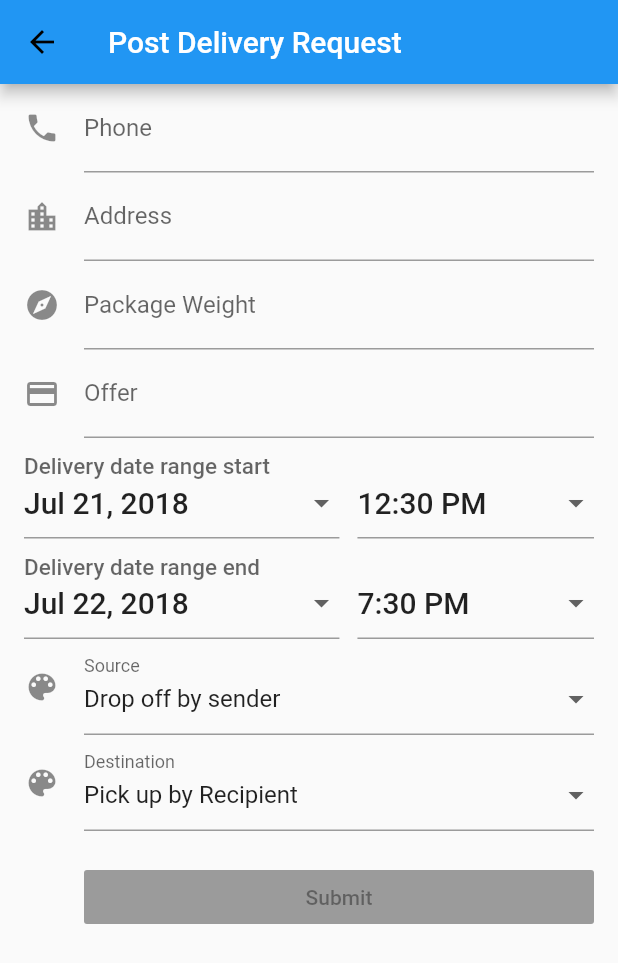
After one commit to benqethan/twopoints, a Flutter app: the RequestPoster screen opened directly, on a phone screen of 412 x 824 dp. The commit adds this screen. Shown: the top 963 px of the screen. Run offline on Flutter 3.47's test engine with Material 2 defaults, Android fonts, the phone set to English and light mode, and no system bars; our stand-ins replace cached_network_image, firebase_analytics, firebase_auth, firebase_database, firebase_storage, font_awesome_flutter and 3 more; missing offline and left inert: geolocation; accounts and stored records are empty.

Commit message:
init commit for new request

```diff
--- a/lib/main.dart
+++ b/lib/main.dart
@@ -1,6 +1,6 @@
 import 'package:flutter/material.dart';
 import 'request.dart';
-import 'upload_page.dart';
+import 'request_poster.dart';
 import 'dart:async';
 import 'package:google_sign_in/google_sign_in.dart';
 import 'package:firebase_auth/firebase_auth.dart';
@@ -240,10 +240,10 @@ class _HomePageState extends State<HomePage> {
                 new Container(color: Colors.white, child: new SearchPage()),
                 new Container(
                   color: Colors.white,
-                  child: new Uploader(),
+                  child: new RequestPoster(),
                 ),
                 new Container(
-                    color: Colors.white, child: new ActivityFeedPage()),
+                    color: Colors.white, child: new PackageTrackingPage()),
                 new Container(
                     color: Colors.white,
                     child: new ProfilePage(
--- a/lib/pacakge_tracking.dart
+++ b/lib/pacakge_tracking.dart
@@ -3,12 +3,12 @@ import 'package:firebase_database/firebase_database.dart';
 import 'request_post.dart'; //needed to open image when clicked
 import 'main.dart'; //needed for currentuser id
 
-class ActivityFeedPage extends StatefulWidget {
+class PackageTrackingPage extends StatefulWidget {
   @override
-  _ActivityFeedPageState createState() => new _ActivityFeedPageState();
+  _PackageTrackingPageState createState() => new _PackageTrackingPageState();
 }
 
-class _ActivityFeedPageState extends State<ActivityFeedPage> {
+class _PackageTrackingPageState extends State<PackageTrackingPage> {
   @override
   Widget build(BuildContext context) {
     return new Scaffold(
--- /dev/null
+++ b/lib/request_poster.dart
@@ -0,0 +1,391 @@
+import 'package:flutter/material.dart';
+import 'package:flutter/services.dart';
+import 'package:image_picker/image_picker.dart';
+import 'package:firebase_storage/firebase_storage.dart';
+import 'package:firebase_database/firebase_database.dart';
+import 'package:uuid/uuid.dart';
+import 'package:intl/intl.dart';
+import 'dart:async';
+import 'main.dart';
+import 'dart:io';
+import 'package:image/image.dart' as Im;
+import 'package:path_provider/path_provider.dart';
+import 'dart:math' as Math;
+
+class RequestPoster extends StatefulWidget {
+  _RequestPoster createState() => new _RequestPoster();
+}
+
+class _RequestPoster extends State<RequestPoster> {
+  File file;
+  TextEditingController descriptionController = new TextEditingController();
+  TextEditingController locationController = new TextEditingController();
+
+  bool uploading = false;
+  bool promted = false;
+
+  final GlobalKey<FormState> _formKey = new GlobalKey<FormState>();
+
+  static const String DROP_OFF_BY_SENDER = 'Drop off by sender';
+  static const String PICK_UP_BY_COURIER = 'Pick up by courier';
+  static const String NEGOTABLE = 'Negotiable';
+  static const String PICK_UP_BY_RECIPIENT = 'Pick up by Recipient';
+  static const String DROP_OFF_BY_COURIER = 'Drop off by courier';
+
+  Map<String, String>_dictionary = {
+    DROP_OFF_BY_SENDER: 'SD',
+    PICK_UP_BY_COURIER: 'SP',
+    NEGOTABLE: 'NG',
+    PICK_UP_BY_RECIPIENT: 'DP',
+    DROP_OFF_BY_COURIER: 'DD',
+  };
+
+  List<String> _colors = <String>['', 'red', 'green', 'blue', 'orange'];
+  List<String> _sourceHandlingTypes = <String>[
+    DROP_OFF_BY_SENDER,
+    PICK_UP_BY_COURIER,
+    NEGOTABLE,
+  ];
+  List<String> _destHandlingTypes = <String>[
+    PICK_UP_BY_RECIPIENT,
+    DROP_OFF_BY_COURIER,
+    NEGOTABLE,
+  ];
+
+  String _color = '';
+  String _sourceHandlingType = 'SD';
+  String _destHandlingType = 'DP';
+
+  DateTime _fromDate = new DateTime.now();
+  TimeOfDay _fromTime = const TimeOfDay(hour: 12, minute: 30);
+  DateTime _toDate = new DateTime.now().add(new Duration(days: 1));
+  TimeOfDay _toTime = const TimeOfDay(hour: 19, minute: 30);
+
+  @override
+  initState() {
+    super.initState();
+  }
+
+  Widget build(BuildContext context) {
+    return new Scaffold(
+      appBar: new AppBar(
+        title: new Text('Post Delivery Request'),
+      ),
+      body: new SafeArea(
+          top: false,
+          bottom: false,
+          child: new Form(
+              key: _formKey,
+              autovalidate: true,
+              child: new ListView(
+                padding: const EdgeInsets.symmetric(horizontal: 16.0),
+                children: <Widget>[
+                  new TextFormField(
+                    decoration: const InputDecoration(
+                      icon: const Icon(Icons.phone),
+                      hintText: 'Enter sender phone#',
+                      labelText: 'Phone',
+                    ),
+                  ),
+                  new TextFormField(
+                    decoration: const InputDecoration(
+                      icon: const Icon(Icons.location_city),
+                      hintText: 'Enter recipient address',
+                      labelText: 'Address',
+                    ),
+                    keyboardType: TextInputType.multiline,
+                  ),
+                  new TextFormField(
+                    decoration: const InputDecoration(
+                      icon: const Icon(Icons.explore),
+                      hintText: 'Enter estimated package weight',
+                      labelText: 'Package Weight',
+                    ),
+                    inputFormatters: [
+                      WhitelistingTextInputFormatter.digitsOnly,
+                    ],
+                  ),
+                  new TextFormField(
+                    decoration: const InputDecoration(
+                      icon: const Icon(Icons.payment),
+                      hintText: 'Enter the price',
+                      labelText: 'Offer',
+                    ),
+                    keyboardType: TextInputType.number,
+                  ),
+                  new _DateTimePicker(
+                    labelText: 'Delivery date range start',
+                    selectedDate: _fromDate,
+                    selectedTime: _fromTime,
+                    selectDate: (DateTime date) {
+                      setState(() {
+                        _fromDate = date;
+                      });
+                    },
+                    selectTime: (TimeOfDay time) {
+                      setState(() {
+                        _fromTime = time;
+                      });
+                    },
+                  ),
+                  new _DateTimePicker(
+                    labelText: 'Delivery date range end',
+                    selectedDate: _toDate,
+                    selectedTime: _toTime,
+                    selectDate: (DateTime date) {
+                      setState(() {
+                        _toDate = date;
+                      });
+                    },
+                    selectTime: (TimeOfDay time) {
+                      setState(() {
+                        _toTime = time;
+                      });
+                    },
+                  ),
+                  new InputDecorator(
+                    decoration: const InputDecoration(
+                      icon: const Icon(Icons.color_lens),
+                      hintText: 'Select the type of handling at the source',
+                      labelText: 'Source',
+                    ),
+                    child: new DropdownButtonHideUnderline(
+                      child: new DropdownButton<String>(
+                        value: _sourceHandlingType,
+                        isDense: true,
+                        onChanged: (String newValue) {
+                          setState(() {
+                            _sourceHandlingType = newValue;
+                          });
+                        },
+                        items: _sourceHandlingTypes.map((String value) {
+                          return new DropdownMenuItem<String>(
+                            value: _dictionary[value],
+                            child: new Text(value),
+                          );
+                        }).toList(),
+                      ),
+                    ),
+                  ),
+                  new InputDecorator(
+                    decoration: const InputDecoration(
+                      icon: const Icon(Icons.color_lens),
+                      hintText: 'Select the type of handling at the destination',
+                      labelText: 'Destination',
+                    ),
+                    child: new DropdownButtonHideUnderline(
+                      child: new DropdownButton<String>(
+                        value: _destHandlingType,
+                        isDense: true,
+                        onChanged: (String newValue) {
+                          setState(() {
+                            _destHandlingType = newValue;
+                          });
+                        },
+                        items: _destHandlingTypes.map((String value) {
+                          return new DropdownMenuItem<String>(
+                            value: _dictionary[value],
+                            child: new Text(value),
+                          );
+                        }).toList(),
+                      ),
+                    ),
+                  ),
+                  new Container(
+                      padding: const EdgeInsets.only(left: 40.0, top: 20.0),
+                      child: new RaisedButton(
+                        child: const Text('Submit'),
+                        onPressed: null,
+                      )),
+                ],
+              ))),
+    );
+  }
+}
+
+class PostForm extends StatelessWidget {
+  final imageFile;
+  final TextEditingController descriptionController;
+  final TextEditingController locationController;
+  final bool loading;
+  PostForm({this.imageFile, this.descriptionController, this.loading, this.locationController});
+
+  Widget build(BuildContext context) {
+    return new Column(
+      children: <Widget>[
+        loading
+            ? new LinearProgressIndicator()
+            : new Padding(padding: new EdgeInsets.only(top: 0.0)),
+        new Divider(),
+        new Row(
+          mainAxisAlignment: MainAxisAlignment.spaceAround,
+          children: <Widget>[
+            new CircleAvatar(
+              backgroundImage: new NetworkImage(currentUserModel.photoUrl),
+            ),
+            new Container(
+              width: 250.0,
+              child: new TextField(
+                controller: descriptionController,
+                decoration: new InputDecoration(
+                    hintText: "Write a caption...", border: InputBorder.none),
+              ),
+            ),
+            new Container(
+              height: 45.0,
+              width: 45.0,
+              child: new AspectRatio(
+                aspectRatio: 487 / 451,
+                child: new Container(
+                  decoration: new BoxDecoration(
+                      image: new DecorationImage(
+                    fit: BoxFit.fill,
+                    alignment: FractionalOffset.topCenter,
+                    image: new FileImage(imageFile),
+                  )),
+                ),
+              ),
+            ),
+          ],
+        ),
+        new Divider(),
+
+        new ListTile(
+          leading: new Icon(Icons.pin_drop),
+          title: new Container(
+            width: 250.0,
+            child: new TextField(
+              controller: locationController,
+              decoration: new InputDecoration(
+                  hintText: "Where was this photo taken?",
+                  border: InputBorder.none),
+            ),
+          ),
+        )
+      ],
+    );
+  }
+}
+
+void postToFirebase(
+    {String mediaUrl, String location, String description}) async {
+  var reference = FirebaseDatabase.instance.reference().child('twopoints_requests');
+
+  reference.push().set({
+    "username": currentUserModel.username,
+    "location": location,
+    "likes": {},
+    "mediaUrl": mediaUrl,
+    "description": description,
+    "ownerId": googleSignIn.currentUser.id,
+    "timestamp": new DateTime.now().toString(),
+  }); // .then((DocumentReference doc) {
+//    String docId = doc.childID;
+//    reference.child(docId).update({"postId": docId});
+//  });
+}
+
+// from https://github.com/flutter/flutter/blob/master/examples/flutter_gallery/lib/demo/material/date_and_time_picker_demo.dart
+class _InputDropdown extends StatelessWidget {
+  const _InputDropdown({
+    Key key,
+    this.child,
+    this.labelText,
+    this.valueText,
+    this.valueStyle,
+    this.onPressed }) : super(key: key);
+
+  final String labelText;
+  final String valueText;
+  final TextStyle valueStyle;
+  final VoidCallback onPressed;
+  final Widget child;
+
+  @override
+  Widget build(BuildContext context) {
+    return new InkWell(
+      onTap: onPressed,
+      child: new InputDecorator(
+        decoration: new InputDecoration(
+          labelText: labelText,
+        ),
+        baseStyle: valueStyle,
+        child: new Row(
+          mainAxisAlignment: MainAxisAlignment.spaceBetween,
+          mainAxisSize: MainAxisSize.min,
+          children: <Widget>[
+            new Text(valueText, style: valueStyle),
+            new Icon(Icons.arrow_drop_down,
+                color: Theme.of(context).brightness == Brightness.light ? Colors.grey.shade700 : Colors.white70
+            ),
+          ],
+        ),
+      ),
+    );
+  }
+}
+
+class _DateTimePicker extends StatelessWidget {
+  const _DateTimePicker({
+    Key key,
+    this.labelText,
+    this.selectedDate,
+    this.selectedTime,
+    this.selectDate,
+    this.selectTime
+  }) : super(key: key);
+
+  final String labelText;
+  final DateTime selectedDate;
+  final TimeOfDay selectedTime;
+  final ValueChanged<DateTime> selectDate;
+  final ValueChanged<TimeOfDay> selectTime;
+
+  Future<Null> _selectDate(BuildContext context) async {
+    final DateTime picked = await showDatePicker(
+        context: context,
+        initialDate: selectedDate,
+        firstDate: new DateTime(2015, 8),
+        lastDate: new DateTime(2101)
+    );
+    if (picked != null && picked != selectedDate)
+      selectDate(picked);
+  }
+
+  Future<Null> _selectTime(BuildContext context) async {
+    final TimeOfDay picked = await showTimePicker(
+        context: context,
+        initialTime: selectedTime
+    );
+    if (picked != null && picked != selectedTime)
+      selectTime(picked);
+  }
+
+  @override
+  Widget build(BuildContext context) {
+    final TextStyle valueStyle = Theme.of(context).textTheme.title;
+    return new Row(
+      crossAxisAlignment: CrossAxisAlignment.end,
+      children: <Widget>[
+        new Expanded(
+          flex: 4,
+          child: new _InputDropdown(
+            labelText: labelText,
+            valueText: new DateFormat.yMMMd().format(selectedDate),
+            valueStyle: valueStyle,
+            onPressed: () { _selectDate(context); },
+          ),
+        ),
+        const SizedBox(width: 12.0),
+        new Expanded(
+          flex: 3,
+          child: new _InputDropdown(
+            valueText: selectedTime.format(context),
+            valueStyle: valueStyle,
+            onPressed: () { _selectTime(context); },
+          ),
+        ),
+      ],
+    );
+  }
+}
--- a/pubspec.yaml
+++ b/pubspec.yaml
@@ -30,6 +30,8 @@ dependencies:
 
 #https://pub.dartlang.org/packages/geolocation/versions/0.2.1
   geolocation: ^0.2.1
+
+  intl: 0.15.2
 
 dev_dependencies:
   flutter_test:
```
Also changed, not shown: lib/upload_page.dart (deleted, +0 -248 lines), pubspec.lock.
